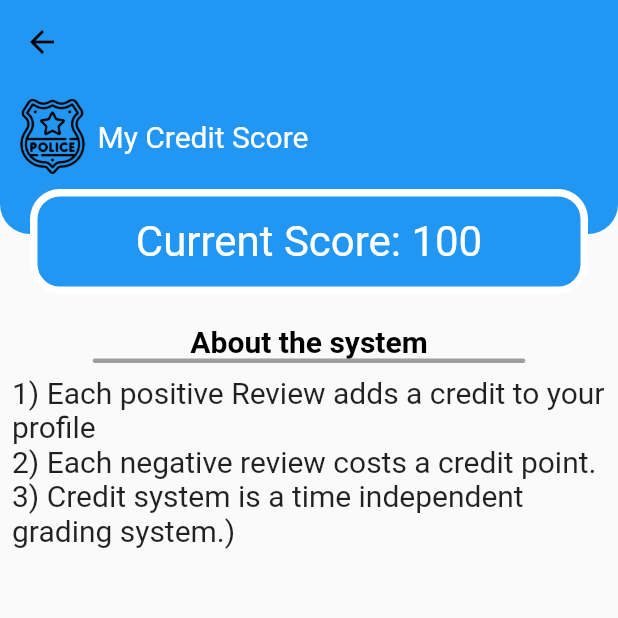
After one commit to Krishanadave671/codeissance_47_teamkppp, a Flutter app: the MyCreditScore screen opened directly, on a phone screen of 412 x 824 dp, the top half of it. The commit adds this screen. Run offline on Flutter 3.47's test engine with Material 2 defaults, Android fonts, the phone set to English and light mode, and no system bars; our stand-ins replace carousel_slider, cloud_firestore, country_picker, firebase_auth, firebase_core, firebase_storage and 4 more; missing offline and left inert: custom_info_window, pay, place_picker; accounts and stored records are empty.

Commit message:
files committed

```diff
--- a/flutter_templates/lib/features/screens/screen/donationscreen.dart
+++ b/flutter_templates/lib/features/screens/screen/donationscreen.dart
@@ -1,5 +1,4 @@
-import 'package:flutter/src/widgets/container.dart';
-import 'package:flutter/src/widgets/framework.dart';
+import 'package:flutter/material.dart';
 import 'package:flutter_riverpod/flutter_riverpod.dart';
 
 class DonationScreen extends ConsumerStatefulWidget {
--- /dev/null
+++ b/flutter_templates/lib/features/screens/screen/mycredit_card.dart
@@ -0,0 +1,147 @@
+import 'package:flutter/material.dart';
+import 'package:flutter_riverpod/flutter_riverpod.dart';
+
+class MyCreditScore extends ConsumerStatefulWidget {
+  const MyCreditScore({Key? key}) : super(key: key);
+
+  @override
+  ConsumerState<ConsumerStatefulWidget> createState() => _MyCreditScoreState();
+}
+
+class _MyCreditScoreState extends ConsumerState<MyCreditScore> {
+  @override
+  Widget build(BuildContext context) {
+    return Scaffold(
+      appBar: AppBar(
+        elevation: 0,
+        backgroundColor: Colors.blue,
+        automaticallyImplyLeading: true,
+        leading: IconButton(
+            padding: const EdgeInsets.all(0),
+            icon: const Icon(
+              Icons.arrow_back,
+              color: Colors.black,
+            ),
+            onPressed: () {
+              Navigator.of(context).pop();
+            }),
+      ),
+      body: SingleChildScrollView(
+        child: Column(
+          children: [
+            Stack(
+              children: [
+                Container(
+                  height: 100,
+                  decoration: const BoxDecoration(
+                      color: Colors.blue,
+                      borderRadius: BorderRadius.only(
+                          bottomLeft: Radius.circular(20),
+                          bottomRight: Radius.circular(20))),
+                ),
+                Padding(
+                  padding: const EdgeInsets.only(top: 10, left: 10),
+                  child: Row(
+                    children: const [
+                      Image(
+                        image: AssetImage("assets/images/police-badge.png"),
+                        width: 50,
+                        fit: BoxFit.fitHeight,
+                      ),
+                      SizedBox(
+                        width: 5,
+                      ),
+                      Text(
+                        "My Credit Score",
+                        style: TextStyle(
+                          color: Colors.white,
+                          fontSize: 20,
+                        ),
+                      ),
+                    ],
+                  ),
+                ),
+                Padding(
+                  padding: const EdgeInsets.only(top: 70, left: 20, right: 20),
+                  child: Container(
+                    height: 70,
+                    decoration: BoxDecoration(
+                        color: Colors.blue,
+                        borderRadius:
+                            const BorderRadius.all(Radius.circular(20)),
+                        border: Border.all(color: Colors.white, width: 5)),
+                    child: Row(
+                      children: [
+                        Expanded(child: Container()),
+                        const Text(
+                          "Current Score: ",
+                          style: TextStyle(color: Colors.white, fontSize: 28),
+                        ),
+                        Text(
+                          "100",
+                          style: TextStyle(color: Colors.white, fontSize: 28),
+                        ),
+                        Expanded(child: Container())
+                      ],
+                    ),
+                  ),
+                )
+              ],
+            ),
+            SizedBox(
+              height: 20,
+            ),
+            Text(
+              "About the system",
+              style: TextStyle(
+                  fontWeight: FontWeight.bold,
+                  fontSize: 20,
+                  color: Colors.black),
+            ),
+            Container(
+              height: 3,
+              width: MediaQuery.of(context).size.width * 0.7,
+              decoration: const BoxDecoration(
+                  color: Colors.grey,
+                  borderRadius: BorderRadius.all(Radius.circular(20))),
+            ),
+            const Padding(
+              padding: EdgeInsets.all(8.0),
+              child: Text(
+                "1) Each positive Review adds a credit to your profile\n2) Each negative review costs a credit point.\n3) Credit system is a time independent grading system.) ",
+                style: TextStyle(fontSize: 20),
+              ),
+            ),
+            Padding(
+              padding: const EdgeInsets.all(10.0),
+              // child: Container(
+              //   decoration: const BoxDecoration(
+              //       color: Color.fromARGB(255, 221, 221, 120),
+              //       borderRadius: BorderRadius.all(Radius.circular(20))),
+              //   child: Padding(
+              //     padding: const EdgeInsets.all(8.0),
+              //     child: Row(
+              //       children: const [
+              //         Image(
+              //           image: AssetImage("assets/images/speedometer.png"),
+              //           width: 40,
+              //           fit: BoxFit.fitHeight,
+              //         ),
+              //         SizedBox(
+              //           width: 5,
+              //         ),
+              //         Expanded(
+              //           child: Text(
+              //               "Maintain a good credit score to to avail for the incentives and take benefits."),
+              //         )
+              //       ],
+              //     ),
+              //   ),
+              // ),
+            )
+          ],
+        ),
+      ),
+    );
+  }
+}
--- a/flutter_templates/lib/main.dart
+++ b/flutter_templates/lib/main.dart
@@ -11,7 +11,9 @@ import 'package:flutter_templates/features/screens/home_page.dart';
 import 'package:flutter_templates/features/screens/homepage1.dart';
 import 'package:flutter_templates/features/screens/screen/custom_marker.dart';
 import 'package:flutter_templates/features/screens/screen/disasterscreen.dart';
+import 'package:flutter_templates/features/screens/screen/donation.dart';
 import 'package:flutter_templates/features/screens/screen/google_maps.dart';
+import 'package:flutter_templates/features/screens/screen/mycredit_card.dart';
 import 'package:flutter_templates/router.dart';
 import 'firebase_options.dart';
 
@@ -38,7 +40,7 @@ class MyApp extends ConsumerWidget {
               if (user == null) {
                 return const LandingScreen();
               }
-              return const MobileLayoutScreen();
+              return GooglePay();
             },
             error: (err, trace) {
               return ErrorScreen(
```
Also changed, not shown: flutter_templates/assets/gpay.json (added, +37 -0 lines), flutter_templates/lib/features/screens/screen/donation.dart (added, +32 -0 lines), flutter_templates/pubspec.yaml (+4 -3 lines), flutter_templates/pubspec.lock.
